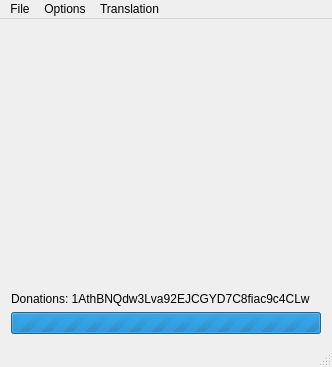
alphaonex86/EasyMiner, file MainWindow.ui: the form before one commit.
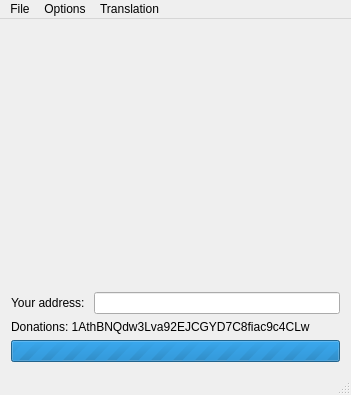
The form after the commit. Icons and pictures are not drawn.

```diff
--- a/MainWindow.ui
+++ b/MainWindow.ui
@@ -6,8 +6,8 @@
    <rect>
     <x>0</x>
     <y>0</y>
-    <width>332</width>
-    <height>349</height>
+    <width>351</width>
+    <height>377</height>
    </rect>
   </property>
   <property name="windowTitle">
@@ -68,6 +68,20 @@
       </item>
      </layout>
     </item>
+    <item>
+     <layout class="QHBoxLayout" name="horizontalLayout_2">
+      <item>
+       <widget class="QLabel" name="label_2">
+        <property name="text">
+         <string>Your address: </string>
+        </property>
+       </widget>
+      </item>
+      <item>
+       <widget class="QLineEdit" name="bitcoinAddress"/>
+      </item>
+     </layout>
+    </item>
     <item>
      <widget class="QLabel" name="label">
       <property name="text">
@@ -92,7 +106,7 @@
     <rect>
      <x>0</x>
      <y>0</y>
-     <width>332</width>
+     <width>351</width>
      <height>20</height>
     </rect>
    </property>
```
Left out of the diff: 10 changed lines with no effect on the pictures.
